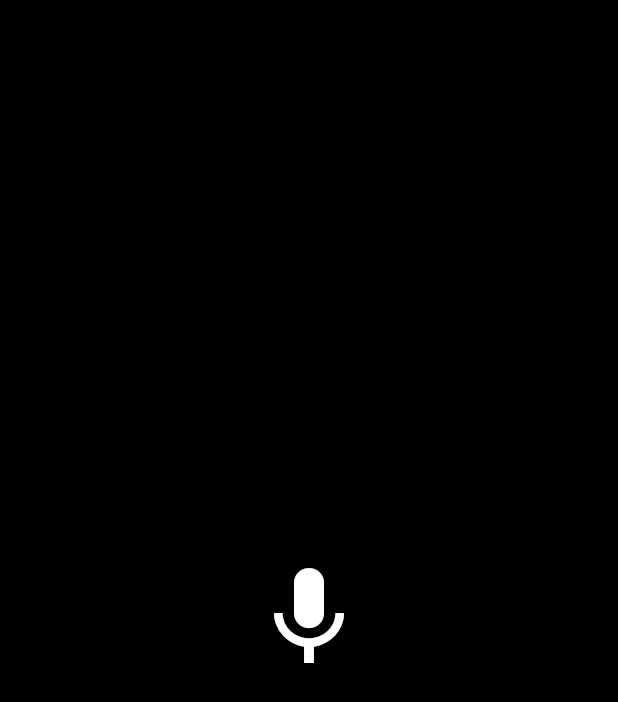
After one commit to TINOZOERAMONA/smartsacco, a Flutter app: the VoiceDashboard screen opened directly, after a tap on the "mic" icon, on a phone screen of 412 x 824 dp. The commit adds this screen. Shown: the top 702 px of the screen. Run offline on Flutter 3.47's test engine with Material 3 defaults, Android fonts, the phone set to English and light mode, and no system bars; our stand-ins replace cloud_firestore, firebase_auth, firebase_core, flutter_svg, flutter_tts, google_fonts and 5 more; accounts and stored records are empty.

Commit message:
first commit

```diff
--- a/analysis_options.yaml
+++ b/analysis_options.yaml
@@ -7,6 +7,9 @@
 
 # The following line activates a set of recommended lints for Flutter apps,
 # packages, and plugins designed to encourage good coding practices.
+analyzer:
+  errors:
+    unused_element: ignore
 include: package:flutter_lints/flutter.yaml
 
 linter:
--- /dev/null
+++ b/lib/pages/blind_dashboard.dart
@@ -0,0 +1,97 @@
+// ignore_for_file: library_private_types_in_public_api, use_key_in_widget_constructors
+
+import 'package:flutter/material.dart';
+import 'package:flutter_tts/flutter_tts.dart';
+import 'package:speech_to_text/speech_to_text.dart';
+
+void main() => runApp(SaccoVoiceApp());
+
+class SaccoVoiceApp extends StatelessWidget {
+  @override
+  Widget build(BuildContext context) {
+    return MaterialApp(
+      title: 'SACCO Voice Dashboard',
+      home: VoiceDashboard(),
+      debugShowCheckedModeBanner: false,
+    );
+  }
+}
+
+class VoiceDashboard extends StatefulWidget {
+  @override
+  _VoiceDashboardState createState() => _VoiceDashboardState();
+}
+
+class _VoiceDashboardState extends State<VoiceDashboard> {
+  final SpeechToText _speech = SpeechToText();
+  final FlutterTts _tts = FlutterTts();
+
+  bool _isListening = false;
+  String _lastWords = '';
+  double savings = 50000;
+  double loanDue = 10000;
+  double maxLoanEligible = 200000;
+
+  @override
+  void initState() {
+    super.initState();
+    _initTts();
+  }
+
+  void _initTts() async {
+    await _tts.setLanguage('en-US');
+    await _tts.setSpeechRate(0.5);
+    await _tts.setPitch(1.0);
+    await _tts.speak('Welcome to SACCO Voice Dashboard. Say your command after pressing the button.');
+  }
+
+  Future<void> _startListening() async {
+    bool available = await _speech.initialize();
+    if (available) {
+      setState(() => _isListening = true);
+      _speech.listen(onResult: (result) {
+        setState(() {
+          _lastWords = result.recognizedWords.toLowerCase();
+        });
+        _handleVoiceCommand(_lastWords);
+      });
+    }
+  }
+
+  void _stopListening() {
+    _speech.stop();
+    setState(() => _isListening = false);
+  }
+
+  void _handleVoiceCommand(String command) async {
+    if (command.contains("check savings")) {
+      await _tts.speak("Your current savings are Ugandan shillings $savings.");
+    } else if (command.contains("check loan due")) {
+      await _tts.speak("Your loan due is Ugandan shillings $loanDue.");
+    } else if (command.contains("deposit")) {
+      savings += 10000;
+      await _tts.speak("Deposit successful. Your new savings balance is Ugandan shillings $savings.");
+    } else if (command.contains("request loan")) {
+      if (savings >= 50000) {
+        await _tts.speak("You are eligible for a loan. You can request up to Ugandan shillings $maxLoanEligible.");
+      } else {
+        await _tts.speak("Sorry, you are not eligible for a loan. Please save more to qualify.");
+      }
+    } else {
+      await _tts.speak("Sorry, I did not understand. Please try saying: check savings, deposit, request loan or check loan due.");
+    }
+  }
+
+  @override
+  Widget build(BuildContext context) {
+    return Scaffold(
+      backgroundColor: Colors.black,
+      body: Center(
+        child: IconButton(
+          icon: Icon(Icons.mic, size: 80, color: Colors.white),
+          onPressed: _isListening ? _stopListening : _startListening,
+        ),
+      ),
+    );
+  }
+}
--- a/lib/pages/login.dart
+++ b/lib/pages/login.dart
@@ -1,3 +1,5 @@
+// ignore_for_file: unused_local_variable
+
 import 'package:flutter/material.dart';
 
 import 'package:smartsacco/services/auth.dart';
--- a/lib/pages/newpassword.dart
+++ b/lib/pages/newpassword.dart
@@ -1,6 +1,9 @@
+// ignore_for_file: unused_field, prefer_final_fields, library_private_types_in_public_api
+
 import 'package:flutter/material.dart';
 
 
+// ignore: use_key_in_widget_constructors
 class NewPasswordPage extends StatefulWidget {
   @override
   _NewPasswordPageState createState() => _NewPasswordPageState();
--- a/lib/pages/register.dart
+++ b/lib/pages/register.dart
@@ -1,3 +1,5 @@
+// ignore_for_file: use_build_context_synchronously
+
 import 'package:flutter/material.dart';
 import 'package:logging/logging.dart';
 import 'package:smartsacco/services/auth.dart';
--- a/lib/pages/splash_page.dart
+++ b/lib/pages/splash_page.dart
@@ -1,4 +1,4 @@
-// ignore_for_file: library_private_types_in_public_api, deprecated_member_use
+// ignore_for_file: library_private_types_in_public_api, deprecated_member_use, avoid_print
 
 import 'package:flutter/material.dart';
 import 'package:flutter_tts/flutter_tts.dart';
--- a/lib/pages/voicelogin.dart
+++ b/lib/pages/voicelogin.dart
@@ -1,3 +1,5 @@
+// ignore_for_file: use_build_context_synchronously
+
 import 'package:flutter/material.dart';
 import 'package:flutter_tts/flutter_tts.dart';
 import 'package:speech_to_text/speech_to_text.dart' as stt;
--- a/lib/pages/voiceregister.dart
+++ b/lib/pages/voiceregister.dart
@@ -1,3 +1,5 @@
+// ignore_for_file: deprecated_member_use, library_private_types_in_public_api, avoid_print, unnecessary_brace_in_string_interps
+
 import 'package:flutter/material.dart';
 import 'package:flutter_tts/flutter_tts.dart';
 import 'package:speech_to_text/speech_to_text.dart' as stt;
--- a/lib/pages/voicewelcome.dart
+++ b/lib/pages/voicewelcome.dart
@@ -1,4 +1,4 @@
-// ignore_for_file: library_private_types_in_public_api, deprecated_member_use
+// ignore_for_file: library_private_types_in_public_api, deprecated_member_use, avoid_print, duplicate_ignore
 
 import 'package:flutter/material.dart';
 import 'package:flutter_tts/flutter_tts.dart';
@@ -115,6 +115,7 @@ class _VoiceWelcomeScreenState extends State<VoiceWelcomeScreen>
   }
 
   Future<void> _startListening() async {
+    // ignore: avoid_print
     print("Initializing speech recognition...");
 
     // Stop any existing listening session
@@ -369,7 +370,7 @@ class _VoiceWelcomeScreenState extends State<VoiceWelcomeScreen>
     });
   }
 
-  void _navigateToMainApp({bool accessibilityMode = true}) {
+  void _navigateToMainApp() {
     print("Navigating to main app - tap detected");
     speech.stop();
     flutterTts.stop();
--- a/lib/services/auth.dart
+++ b/lib/services/auth.dart
@@ -1,5 +1,7 @@
 
 
+
+// ignore_for_file: prefer_final_fields, avoid_print, duplicate_ignore
 
 import 'package:firebase_auth/firebase_auth.dart';
 
@@ -11,6 +13,7 @@ class FirebaseAuthService{
       UserCredential credential = await _auth.createUserWithEmailAndPassword(email: email, password: password);
       return credential.user;
     } catch(e){
+      // ignore: avoid_print
       print("Some error occured");
     }
     return null;
```
